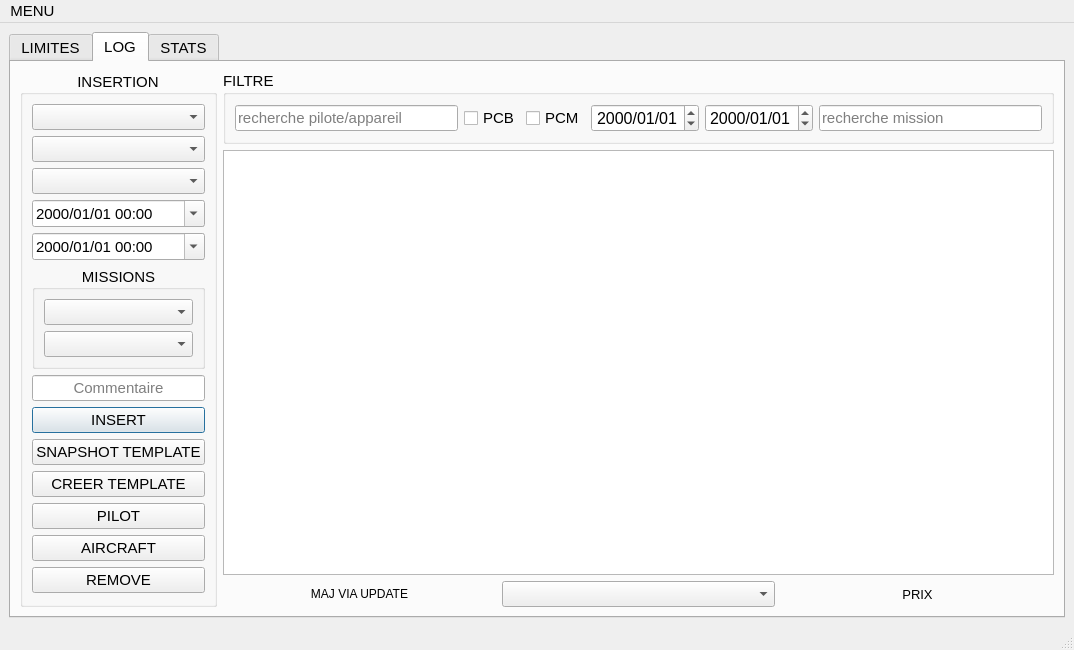
Qt form moise_alternatif_widgets.ui (heliomaster/MoiseV0.2.1) before a commit.
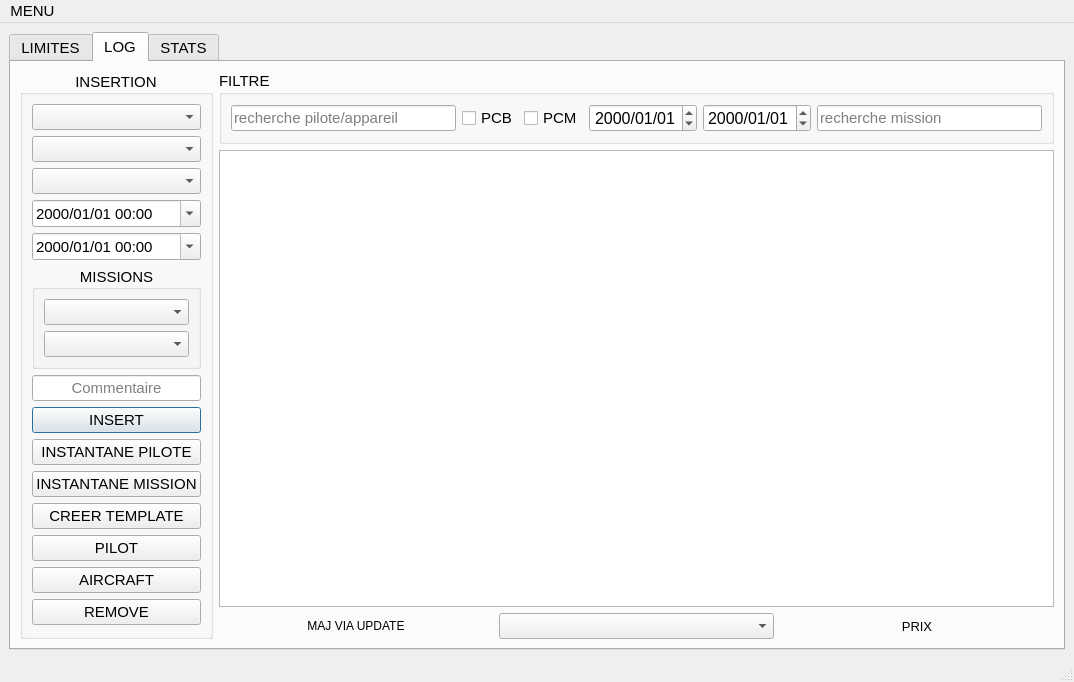
The same form after that commit. Icons and pictures are not drawn.

Commit message: On dark.stylesheet: changed appearence of Datatimeedit Changed button template_create to include mission type in report Changed template docx On UI_Main : added ReadCsvFile mission_time_var + select_template inputs + modified ReadCsvFile class READY FOR BRANCH TO PILOTHOURS BRANCH

```diff
--- a/moise_alternatif_widgets.ui
+++ b/moise_alternatif_widgets.ui
@@ -168,6 +168,23 @@
              </layout>
             </widget>
            </item>
+           <item row="1" column="0">
+            <widget class="QComboBox" name="comboBox_pilot2"/>
+           </item>
+           <item row="11" column="0">
+            <widget class="QPushButton" name="pushButton_termplate_create">
+             <property name="text">
+              <string>CREER TEMPLATE</string>
+             </property>
+            </widget>
+           </item>
+           <item row="9" column="0">
+            <widget class="QPushButton" name="pushButton_snapshot_template">
+             <property name="text">
+              <string>INSTANTANE PILOTE</string>
+             </property>
+            </widget>
+           </item>
            <item row="6" column="0">
             <widget class="QLineEdit" name="lineEdit_commentaires">
              <property name="text">
@@ -181,30 +198,13 @@
              </property>
             </widget>
            </item>
-           <item row="1" column="0">
-            <widget class="QComboBox" name="comboBox_pilot2"/>
-           </item>
-           <item row="9" column="0">
-            <widget class="QPushButton" name="pushButton_snapshot_template">
-             <property name="text">
-              <string>SNAPSHOT TEMPLATE</string>
-             </property>
-            </widget>
-           </item>
-           <item row="12" column="0">
+           <item row="13" column="0">
             <widget class="QPushButton" name="pushButton_aircraft">
              <property name="text">
               <string>AIRCRAFT</string>
              </property>
             </widget>
            </item>
-           <item row="10" column="0">
-            <widget class="QPushButton" name="pushButton_termplate_create">
-             <property name="text">
-              <string>CREER TEMPLATE</string>
-             </property>
-            </widget>
-           </item>
            <item row="3" column="0">
             <widget class="QDateTimeEdit" name="dateTimeEdit">
              <property name="displayFormat">
@@ -218,7 +218,7 @@
              </property>
             </widget>
            </item>
-           <item row="11" column="0">
+           <item row="12" column="0">
             <widget class="QPushButton" name="pushButton_add_pilot">
              <property name="whatsThis">
               <string extracomment="Inserer dans la Base de Donnéee un Nouveua Pilote"/>
@@ -247,13 +247,6 @@
            <item row="2" column="0">
             <widget class="QComboBox" name="comboBox_aircraft"/>
            </item>
-           <item row="13" column="0">
-            <widget class="QPushButton" name="rmv_btn">
-             <property name="text">
-              <string>REMOVE</string>
-             </property>
-            </widget>
-           </item>
            <item row="7" column="0">
             <widget class="QPushButton" name="pushButton_insert">
              <property name="text">
@@ -267,6 +260,20 @@
              </property>
             </widget>
            </item>
+           <item row="14" column="0">
+            <widget class="QPushButton" name="rmv_btn">
+             <property name="text">
+              <string>REMOVE</string>
+             </property>
+            </widget>
+           </item>
+           <item row="10" column="0">
+            <widget class="QPushButton" name="pushButton_snapshot_mission">
+             <property name="text">
+              <string>INSTANTANE MISSION</string>
+             </property>
+            </widget>
+           </item>
           </layout>
          </widget>
         </item>
```
The commit also changes 6 other files.
